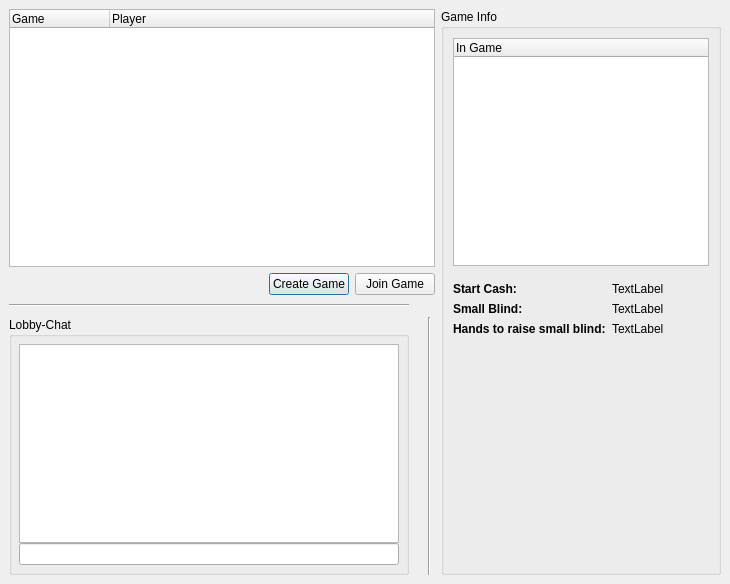
pokerth/pokerth, file src/gui/qt/gamelobbydialog.ui: the form before one commit.
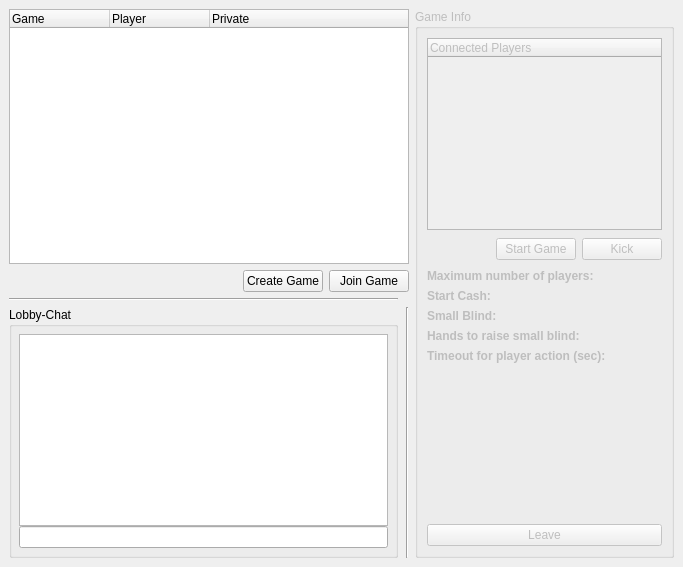
The form after the commit.

What changed in the file:
```diff
--- a/src/gui/qt/gamelobbydialog.ui
+++ b/src/gui/qt/gamelobbydialog.ui
@@ -5,8 +5,8 @@
    <rect>
     <x>0</x>
     <y>0</y>
-    <width>730</width>
-    <height>584</height>
+    <width>683</width>
+    <height>567</height>
    </rect>
   </property>
   <property name="windowTitle" >
@@ -19,68 +19,85 @@
    <property name="spacing" >
     <number>6</number>
    </property>
-   <item row="3" column="2" >
-    <widget class="Line" name="line_2" >
-     <property name="orientation" >
-      <enum>Qt::Vertical</enum>
-     </property>
-    </widget>
-   </item>
-   <item row="3" column="1" >
-    <spacer>
-     <property name="orientation" >
-      <enum>Qt::Horizontal</enum>
-     </property>
-     <property name="sizeType" >
-      <enum>QSizePolicy::Fixed</enum>
-     </property>
-     <property name="sizeHint" >
-      <size>
-       <width>1</width>
-       <height>20</height>
-      </size>
-     </property>
-    </spacer>
-   </item>
-   <item row="1" column="0" colspan="3" >
-    <layout class="QHBoxLayout" >
+   <item row="2" column="0" >
+    <layout class="QGridLayout" >
      <property name="margin" >
       <number>0</number>
      </property>
      <property name="spacing" >
       <number>6</number>
      </property>
-     <item>
-      <spacer>
+     <item row="1" column="0" >
+      <widget class="QGroupBox" name="groupBox" >
+       <property name="title" >
+        <string>Lobby-Chat</string>
+       </property>
+       <layout class="QGridLayout" >
+        <property name="margin" >
+         <number>7</number>
+        </property>
+        <property name="spacing" >
+         <number>0</number>
+        </property>
+        <item row="0" column="0" >
+         <widget class="QTextBrowser" name="textBrowser_ChatDisplay" />
+        </item>
+        <item row="1" column="0" >
+         <widget class="QLineEdit" name="lineEdit_ChatInput" />
+        </item>
+       </layout>
+      </widget>
+     </item>
+     <item row="0" column="0" >
+      <widget class="Line" name="line" >
        <property name="orientation" >
         <enum>Qt::Horizontal</enum>
        </property>
-       <property name="sizeHint" >
-        <size>
-         <width>181</width>
-         <height>20</height>
-        </size>
-       </property>
-      </spacer>
-     </item>
-     <item>
-      <widget class="QPushButton" name="pushButton_CreateGame" >
-       <property name="text" >
-        <string>Create Game</string>
-       </property>
       </widget>
      </item>
-     <item>
-      <widget class="QPushButton" name="pushButton_JoinGame" >
-       <property name="text" >
-        <string>Join Game</string>
+     <item row="1" column="1" >
+      <layout class="QHBoxLayout" >
+       <property name="margin" >
+        <number>0</number>
        </property>
-      </widget>
+       <property name="spacing" >
+        <number>6</number>
+       </property>
+       <item>
+        <spacer>
+         <property name="orientation" >
+          <enum>Qt::Horizontal</enum>
+         </property>
+         <property name="sizeType" >
+          <enum>QSizePolicy::Fixed</enum>
+         </property>
+         <property name="sizeHint" >
+          <size>
+           <width>2</width>
+           <height>238</height>
+          </size>
+         </property>
+        </spacer>
+       </item>
+       <item>
+        <widget class="Line" name="line_2" >
+         <property name="orientation" >
+          <enum>Qt::Vertical</enum>
+         </property>
+        </widget>
+       </item>
+      </layout>
      </item>
     </layout>
    </item>
-   <item row="0" column="0" colspan="3" >
+   <item row="0" column="0" >
     <widget class="QTreeWidget" name="treeWidget_GameList" >
+     <property name="minimumSize" >
+      <size>
+       <width>400</width>
+       <height>0</height>
+      </size>
+     </property>
      <column>
       <property name="text" >
        <string>Game</string>
@@ -91,10 +108,18 @@
        <string>Player</string>
       </property>
      </column>
+     <column>
+      <property name="text" >
+       <string>Private</string>
+      </property>
+     </column>
     </widget>
    </item>
-   <item rowspan="4" row="0" column="3" >
-    <widget class="QGroupBox" name="groupBox_2" >
+   <item rowspan="3" row="0" column="1" >
+    <widget class="QGroupBox" name="groupBox_GameInfo" >
+     <property name="enabled" >
+      <bool>false</bool>
+     </property>
      <property name="title" >
       <string>Game Info</string>
      </property>
@@ -105,97 +130,20 @@
       <property name="spacing" >
        <number>6</number>
       </property>
-      <item row="3" column="1" >
+      <item row="3" column="0" >
        <spacer>
         <property name="orientation" >
          <enum>Qt::Vertical</enum>
         </property>
         <property name="sizeHint" >
          <size>
-          <width>20</width>
-          <height>40</height>
+          <width>125</width>
+          <height>71</height>
          </size>
         </property>
        </spacer>
       </item>
-      <item row="2" column="0" colspan="2" >
-       <layout class="QGridLayout" >
-        <property name="margin" >
-         <number>0</number>
-        </property>
-        <property name="spacing" >
-         <number>6</number>
-        </property>
-        <item row="1" column="1" >
-         <widget class="QLabel" name="label_4" >
-          <property name="text" >
-           <string>TextLabel</string>
-          </property>
-         </widget>
-        </item>
-        <item row="2" column="1" >
-         <widget class="QLabel" name="label_6" >
-          <property name="text" >
-           <string>TextLabel</string>
-          </property>
-         </widget>
-        </item>
-        <item row="2" column="0" >
-         <widget class="QLabel" name="label_5" >
-          <property name="text" >
-           <string>&lt;html>&lt;head>&lt;meta name="qrichtext" content="1" />&lt;style type="text/css">
-p, li { white-space: pre-wrap; }
-&lt;/style>&lt;/head>&lt;body style=" font-family:'Nimbus Sans L'; font-size:9pt; font-weight:400; font-style:normal; text-decoration:none;">
-&lt;p style=" margin-top:0px; margin-bottom:0px; margin-left:0px; margin-right:0px; -qt-block-indent:0; text-indent:0px;">&lt;span style=" font-weight:600;">Hands to raise small blind:&lt;/span>&lt;/p>&lt;/body>&lt;/html></string>
-          </property>
-         </widget>
-        </item>
-        <item row="1" column="0" >
-         <widget class="QLabel" name="label_3" >
-          <property name="text" >
-           <string>&lt;html>&lt;head>&lt;meta name="qrichtext" content="1" />&lt;style type="text/css">
-p, li { white-space: pre-wrap; }
-&lt;/style>&lt;/head>&lt;body style=" font-family:'Nimbus Sans L'; font-size:9pt; font-weight:400; font-style:normal; text-decoration:none;">
-&lt;p style=" margin-top:0px; margin-bottom:0px; margin-left:0px; margin-right:0px; -qt-block-indent:0; text-indent:0px;">&lt;span style=" font-weight:600;">Small Blind:&lt;/span>&lt;/p>&lt;/body>&lt;/html></string>
-          </property>
-         </widget>
-        </item>
-        <item row="0" column="0" >
-         <widget class="QLabel" name="label" >
-          <property name="text" >
-           <string>&lt;html>&lt;head>&lt;meta name="qrichtext" content="1" />&lt;style type="text/css">
-p, li { white-space: pre-wrap; }
-&lt;/style>&lt;/head>&lt;body style=" font-family:'Nimbus Sans L'; font-size:9pt; font-weight:400; font-style:normal; text-decoration:none;">
-&lt;p style=" margin-top:0px; margin-bottom:0px; margin-left:0px; margin-right:0px; -qt-block-indent:0; text-indent:0px;">&lt;span style=" font-weight:600;">Start Cash:&lt;/span>&lt;/p>&lt;/body>&lt;/html></string>
-          </property>
-         </widget>
-        </item>
-        <item row="0" column="1" >
-         <widget class="QLabel" name="label_2" >
-          <property name="text" >
-           <string>TextLabel</string>
-          </property>
-         </widget>
-        </item>
-       </layout>
-      </item>
-      <item row="1" column="0" >
-       <spacer>
-        <property name="orientation" >
-         <enum>Qt::Vertical</enum>
-        </property>
-        <property name="sizeType" >
-         <enum>QSizePolicy::Fixed</enum>
-        </property>
-        <property name="sizeHint" >
-         <size>
-          <width>20</width>
-          <height>10</height>
-         </size>
-        </property>
-       </spacer>
-      </item>
-      <item row="0" column="0" colspan="2" >
+      <item row="0" column="0" >
        <widget class="QTreeWidget" name="treeWidget" >
         <property name="minimumSize" >
          <size>
@@ -205,57 +153,205 @@
         </property>
         <column>
          <property name="text" >
-          <string>In Game</string>
+          <string>Connected Players</string>
          </property>
         </column>
        </widget>
       </item>
-     </layout>
-    </widget>
-   </item>
-   <item row="3" column="0" >
-    <widget class="QGroupBox" name="groupBox" >
-     <property name="title" >
-      <string>Lobby-Chat</string>
-     </property>
-     <layout class="QGridLayout" >
-      <property name="margin" >
-       <number>7</number>
-      </property>
-      <property name="spacing" >
-       <number>0</number>
-      </property>
-      <item row="0" column="0" >
-       <widget class="QTextBrowser" name="textBrowser_ChatDisplay" />
-      </item>
       <item row="1" column="0" >
-       <widget class="QLineEdit" name="lineEdit_ChatInput" />
+       <layout class="QHBoxLayout" >
+        <property name="margin" >
+         <number>0</number>
+        </property>
+        <property name="spacing" >
+         <number>6</number>
+        </property>
+        <item>
+         <spacer>
+          <property name="orientation" >
+           <enum>Qt::Vertical</enum>
+          </property>
+          <property name="sizeType" >
+           <enum>QSizePolicy::Fixed</enum>
+          </property>
+          <property name="sizeHint" >
+           <size>
+            <width>16</width>
+            <height>27</height>
+           </size>
+          </property>
+         </spacer>
+        </item>
+        <item>
+         <spacer>
+          <property name="orientation" >
+           <enum>Qt::Horizontal</enum>
+          </property>
+          <property name="sizeHint" >
+           <size>
+            <width>40</width>
+            <height>20</height>
+           </size>
+          </property>
+         </spacer>
+        </item>
+        <item>
+         <widget class="QPushButton" name="pushButton_StartGame" >
+          <property name="text" >
+           <string>Start Game</string>
+          </property>
+         </widget>
+        </item>
+        <item>
+         <widget class="QPushButton" name="pushButton_Kick" >
+          <property name="text" >
+           <string>Kick</string>
+          </property>
+         </widget>
+        </item>
+       </layout>
+      </item>
+      <item row="4" column="0" >
+       <widget class="QPushButton" name="pushButton_Leave" >
+        <property name="text" >
+         <string>Leave</string>
+        </property>
+       </widget>
+      </item>
+      <item row="2" column="0" >
+       <layout class="QGridLayout" >
+        <property name="margin" >
+         <number>0</number>
+        </property>
+        <property name="spacing" >
+         <number>6</number>
+        </property>
+        <item row="3" column="0" >
+         <widget class="QLabel" name="label_5" >
+          <property name="text" >
+           <string>&lt;html>&lt;head>&lt;meta name="qrichtext" content="1" />&lt;style type="text/css">
+p, li { white-space: pre-wrap; }
+&lt;/style>&lt;/head>&lt;body style=" font-family:'Nimbus Sans L'; font-size:9pt; font-weight:400; font-style:normal; text-decoration:none;">
+&lt;p style=" margin-top:0px; margin-bottom:0px; margin-left:0px; margin-right:0px; -qt-block-indent:0; text-indent:0px;">&lt;span style=" font-weight:600;">Hands to raise small blind:&lt;/span>&lt;/p>&lt;/body>&lt;/html></string>
+          </property>
+         </widget>
+        </item>
+        <item row="2" column="1" >
+         <widget class="QLabel" name="label_SmallBlind" >
+          <property name="alignment" >
+           <set>Qt::AlignRight|Qt::AlignTrailing|Qt::AlignVCenter</set>
+          </property>
+         </widget>
+        </item>
+        <item row="0" column="0" >
+         <widget class="QLabel" name="label_7" >
+          <property name="text" >
+           <string>&lt;html>&lt;head>&lt;meta name="qrichtext" content="1" />&lt;style type="text/css">
+p, li { white-space: pre-wrap; }
+&lt;/style>&lt;/head>&lt;body style=" font-family:'Nimbus Sans L'; font-size:9pt; font-weight:400; font-style:normal; text-decoration:none;">
+&lt;p style=" margin-top:0px; margin-bottom:0px; margin-left:0px; margin-right:0px; -qt-block-indent:0; text-indent:0px;">&lt;span style=" font-weight:600;">Maximum number of players:&lt;/span>&lt;/p>&lt;/body>&lt;/html></string>
+          </property>
+         </widget>
+        </item>
+        <item row="2" column="0" >
+         <widget class="QLabel" name="label_3" >
+          <property name="text" >
+           <string>&lt;html>&lt;head>&lt;meta name="qrichtext" content="1" />&lt;style type="text/css">
+p, li { white-space: pre-wrap; }
+&lt;/style>&lt;/head>&lt;body style=" font-family:'Nimbus Sans L'; font-size:9pt; font-weight:400; font-style:normal; text-decoration:none;">
+&lt;p style=" margin-top:0px; margin-bottom:0px; margin-left:0px; margin-right:0px; -qt-block-indent:0; text-indent:0px;">&lt;span style=" font-weight:600;">Small Blind:&lt;/span>&lt;/p>&lt;/body>&lt;/html></string>
+          </property>
+         </widget>
+        </item>
+        <item row="1" column="1" >
+         <widget class="QLabel" name="label_StartCash" >
+          <property name="alignment" >
+           <set>Qt::AlignRight|Qt::AlignTrailing|Qt::AlignVCenter</set>
+          </property>
+         </widget>
+        </item>
+        <item row="0" column="1" >
+         <widget class="QLabel" name="label_MaximumNumberOfPlayers" >
+          <property name="alignment" >
+           <set>Qt::AlignRight|Qt::AlignTrailing|Qt::AlignVCenter</set>
+          </property>
+         </widget>
+        </item>
+        <item row="3" column="1" >
+         <widget class="QLabel" name="label_HandsToRaiseSmallBlind" >
+          <property name="alignment" >
+           <set>Qt::AlignRight|Qt::AlignTrailing|Qt::AlignVCenter</set>
+          </property>
+         </widget>
+        </item>
+        <item row="1" column="0" >
+         <widget class="QLabel" name="label" >
+          <property name="text" >
+           <string>&lt;html>&lt;head>&lt;meta name="qrichtext" content="1" />&lt;style type="text/css">
+p, li { white-space: pre-wrap; }
+&lt;/style>&lt;/head>&lt;body style=" font-family:'Nimbus Sans L'; font-size:9pt; font-weight:400; font-style:normal; text-decoration:none;">
+&lt;p style=" margin-top:0px; margin-bottom:0px; margin-left:0px; margin-right:0px; -qt-block-indent:0; text-indent:0px;">&lt;span style=" font-weight:600;">Start Cash:&lt;/span>&lt;/p>&lt;/body>&lt;/html></string>
+          </property>
+         </widget>
+        </item>
+        <item row="4" column="0" >
+         <widget class="QLabel" name="label_2" >
+          <property name="text" >
+           <string>&lt;html>&lt;head>&lt;meta name="qrichtext" content="1" />&lt;style type="text/css">
+p, li { white-space: pre-wrap; }
+&lt;/style>&lt;/head>&lt;body style=" font-family:'Nimbus Sans L'; font-size:9pt; font-weight:400; font-style:normal; text-decoration:none;">
+&lt;p style=" margin-top:0px; margin-bottom:0px; margin-left:0px; margin-right:0px; -qt-block-indent:0; text-indent:0px;">&lt;span style=" font-weight:600;">Timeout for player action (sec):&lt;/span>&lt;/p>&lt;/body>&lt;/html></string>
+          </property>
+         </widget>
+        </item>
+        <item row="4" column="1" >
+         <widget class="QLabel" name="label_TimeoutForPlayerAction" >
+          <property name="alignment" >
+           <set>Qt::AlignRight|Qt::AlignTrailing|Qt::AlignVCenter</set>
+          </property>
+         </widget>
+        </item>
+       </layout>
       </item>
      </layout>
     </widget>
    </item>
-   <item row="2" column="0" >
-    <widget class="Line" name="line" >
-     <property name="orientation" >
-      <enum>Qt::Horizontal</enum>
+   <item row="1" column="0" >
+    <layout class="QHBoxLayout" >
+     <property name="margin" >
+      <number>0</number>
      </property>
-    </widget>
-   </item>
-   <item row="2" column="1" colspan="2" >
-    <spacer>
-     <property name="orientation" >
-      <enum>Qt::Horizontal</enum>
+     <property name="spacing" >
+      <number>6</number>
      </property>
-     <property name="sizeType" >
-      <enum>QSizePolicy::Fixed</enum>
-     </property>
-     <property name="sizeHint" >
-      <size>
-       <width>20</width>
-       <height>10</height>
-      </size>
-     </property>
-    </spacer>
+     <item>
+      <spacer>
+       <property name="orientation" >
+        <enum>Qt::Horizontal</enum>
+       </property>
+       <property name="sizeHint" >
+        <size>
+         <width>181</width>
+         <height>20</height>
+        </size>
+       </property>
+      </spacer>
+     </item>
+     <item>
+      <widget class="QPushButton" name="pushButton_CreateGame" >
+       <property name="text" >
+        <string>Create Game</string>
+       </property>
+      </widget>
+     </item>
+     <item>
+      <widget class="QPushButton" name="pushButton_JoinGame" >
+       <property name="text" >
+        <string>Join Game</string>
+       </property>
+      </widget>
+     </item>
+    </layout>
    </item>
   </layout>
  </widget>
```
